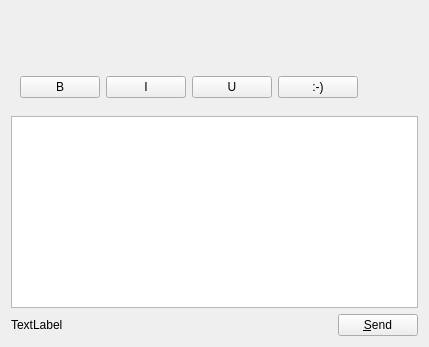
Before: the Qt Designer form lib/chatwindow.ui in KDE/ktp-text-ui, drawn with Qt 5.
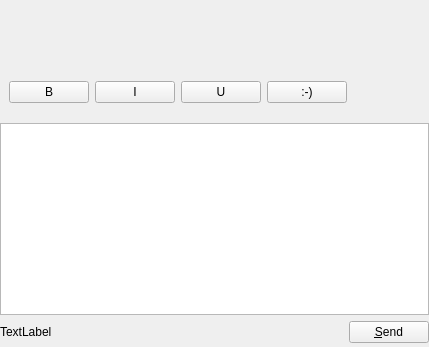
After: the same form once the commit is applied. Custom widgets are drawn as their Qt base class.

Commit message: Remove margins in the UI to completely fill the GUI.

```diff
--- a/lib/chatwindow.ui
+++ b/lib/chatwindow.ui
@@ -14,6 +14,15 @@
    <string>Form</string>
   </property>
   <layout class="QVBoxLayout" name="verticalLayout">
+   <property name="leftMargin">
+    <number>0</number>
+   </property>
+   <property name="rightMargin">
+    <number>0</number>
+   </property>
+   <property name="bottomMargin">
+    <number>4</number>
+   </property>
    <item>
     <widget class="AdiumThemeView" name="chatArea" native="true"/>
    </item>
```
